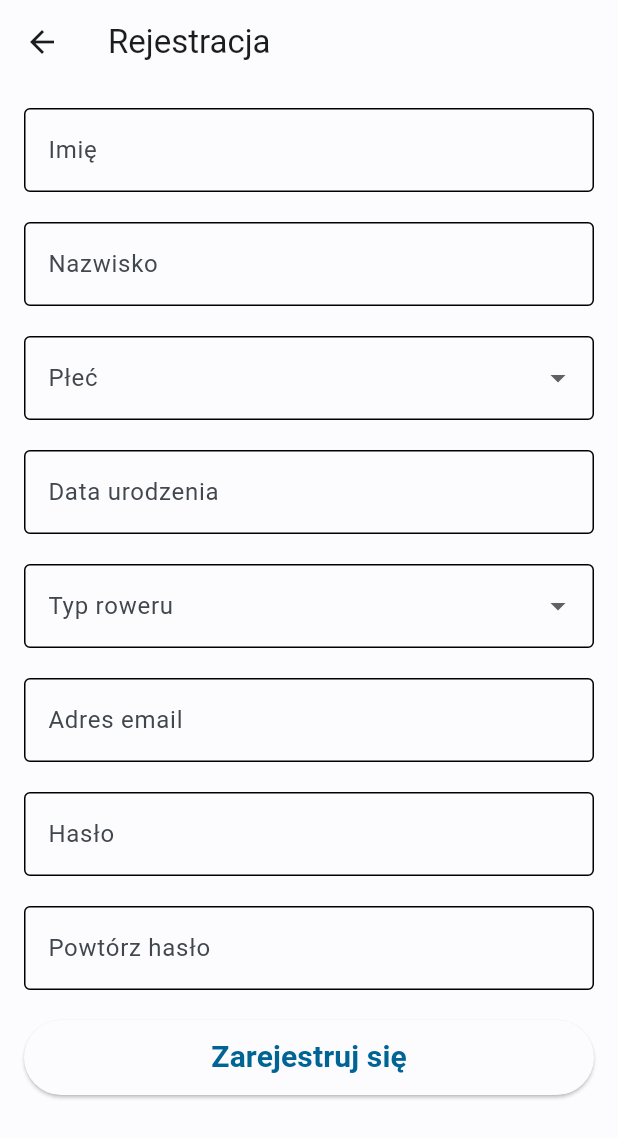
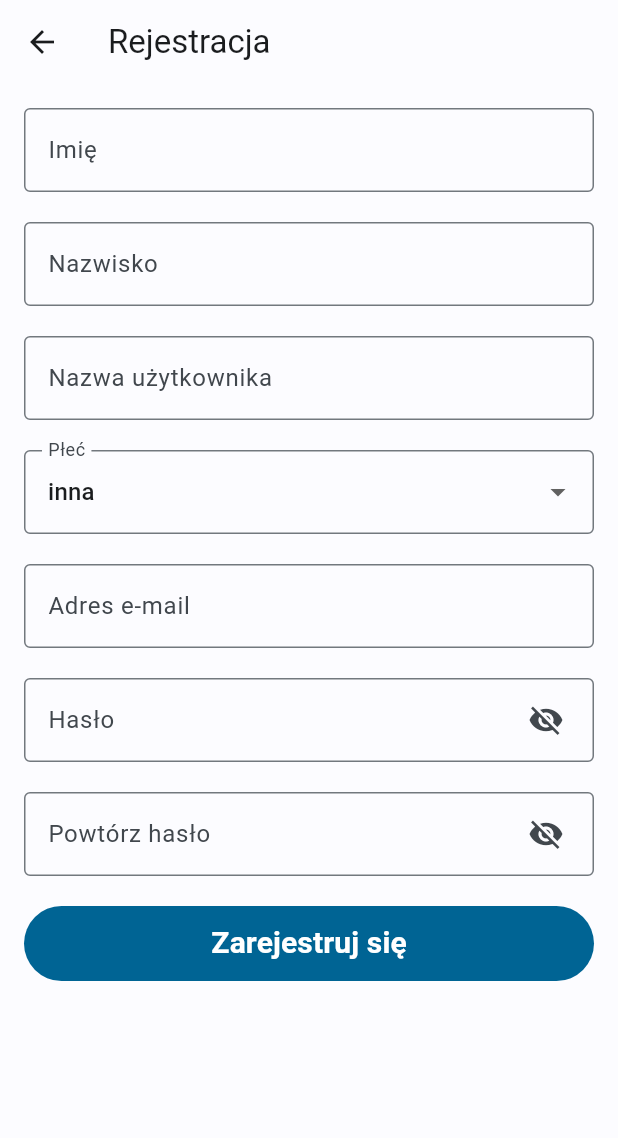
Before and after one commit to SNURTEL/sigmacats-mobile, a Flutter app: the RegistrationPage screen opened by its route, on a phone screen of 412 x 824 dp. Shown: the top 1138 px of the screen. Run offline on Flutter 3.47's test engine with Material 3 defaults, Android fonts, the phone set to English and light mode, and no system bars; our stand-ins replace flutter_map, latlong2, permission_handler; missing offline and left inert: flutter_background_geolocation, flutter_map_cancellable_tile_provider, gpx, move_to_background.

Commit message:
Updated registration page without birth date

```diff
--- a/lib/RegistrationPage.dart
+++ b/lib/RegistrationPage.dart
@@ -1,9 +1,55 @@
 import 'package:flutter/material.dart';
-import 'package:sigmactas_alleycat/HomePage.dart';
-import 'RaceList.dart';
+import 'package:http/http.dart' as http;
+import 'dart:convert';
 
-class RegistrationPage extends StatelessWidget {
-  const RegistrationPage({super.key});
+class RegistrationPage extends StatefulWidget {
+  const RegistrationPage({Key? key}) : super(key: key);
+
+  @override
+  _RegistrationPageState createState() => _RegistrationPageState();
+}
+
+class _RegistrationPageState extends State<RegistrationPage> {
+  final GlobalKey<FormState> _formKey = GlobalKey<FormState>();
+  final TextEditingController _emailController = TextEditingController();
+  final TextEditingController _passwordController = TextEditingController();
+  final TextEditingController _repeatPasswordController = TextEditingController();
+  final TextEditingController _usernameController = TextEditingController();
+  final TextEditingController _nameController = TextEditingController();
+  final TextEditingController _surnameController = TextEditingController();
+  List<Map<String, String?>> genderOptions = [
+    {'display': 'mężczyzna', 'value': 'male'},
+    {'display': 'kobieta', 'value': 'female'},
+    {'display': 'inna', 'value': null},
+  ];
+  String? selectedGenderOption = null;
+  bool _showPassword = false;
+  bool _showRepeatPassword = false;
+
+  Future<void> registerUser(BuildContext context) async {
+    Map data = {
+      "email": _emailController.text,
+      "password": _passwordController.text,
+      "username": _usernameController.text,
+      "name": _nameController.text,
+      "surname": _surnameController.text,
+      "gender": selectedGenderOption,
+      "birth_date": 'todo',
+    };
+    var body = json.encode(data);
+    final response = await http.post(
+      Uri.parse('http://10.0.2.2:80/api/auth/register'),
+      headers: {"Content-Type": "application/json"},
+      body: body,
+    );
+
+    if (response.statusCode == 200) {
+      showNotification(context, 'Udało się zarejestrować!');
+    } else {
+      showNotification(
+          context, 'Błąd podczas rejestracji ${response.statusCode}');
+    }
+  }
 
   @override
   Widget build(BuildContext context) {
@@ -14,134 +60,204 @@ class RegistrationPage extends StatelessWidget {
       body: SingleChildScrollView(
         child: Padding(
           padding: const EdgeInsets.all(16.0),
+          child: Form(
+            key: _formKey,
             child: Column(
               mainAxisAlignment: MainAxisAlignment.center,
               crossAxisAlignment: CrossAxisAlignment.stretch,
               children: [
-              const TextField(
-                decoration: InputDecoration(
+                TextFormField(
+                  validator: (value) {
+                    if (value == null || value.isEmpty) {
+                      return "Imię nie może być puste.";
+                    }
+                    if (value.contains(new RegExp(r'[0-9!-/:-@\[-`\{-~]')) ||
+                        value.contains(" ")) {
+                      return "Niepoprawne imię.";
+                    }
+                    return null;
+                  },
+                  controller: _nameController,
+                  decoration: const InputDecoration(
                     labelText: 'Imię',
-                  filled: true,
-                  enabledBorder: OutlineInputBorder(borderSide: BorderSide()),
-                  focusedBorder: OutlineInputBorder(borderSide: BorderSide()),
-                  floatingLabelBehavior: FloatingLabelBehavior.never,
+                    border: OutlineInputBorder(),
                   ),
                 ),
                 const SizedBox(height: 20.0),
-              const TextField(
-                decoration: InputDecoration(
+                TextFormField(
+                  validator: (value) {
+                    if (value == null || value.isEmpty) {
+                      return "Nazwisko nie może być puste.";
+                    }
+                    if (value.contains(new RegExp(r'[0-9!-/:-@\[-`\{-~]')) ||
+                        value.contains(" ")) {
+                      return "Niepoprawne nazwisko.";
+                    }
+                    return null;
+                  },
+                  controller: _surnameController,
+                  decoration: const InputDecoration(
                     labelText: 'Nazwisko',
-                  filled: true,
-                  enabledBorder: OutlineInputBorder(borderSide: BorderSide()),
-                  focusedBorder: OutlineInputBorder(borderSide: BorderSide()),
-                  floatingLabelBehavior: FloatingLabelBehavior.never,
+                    border: OutlineInputBorder(),
+                  ),
+                ),
+                const SizedBox(height: 20.0),
+                TextFormField(
+                  validator: (value) {
+                    if (value == null || value.isEmpty) {
+                      return "Nazwa użytkownika nie może być pusta.";
+                    }
+                    if (value.contains(new RegExp(r'[!-/:-@\[-\^`\{-~]')) ||
+                        value.contains(" ")) {
+                      return "Niepoprawna nazwa użytkownika.";
+                    }
+                    return null;
+                  },
+                  controller: _usernameController,
+                  decoration: const InputDecoration(
+                    labelText: 'Nazwa użytkownika',
+                    border: OutlineInputBorder(),
                   ),
                 ),
                 const SizedBox(height: 20.0),
                 DropdownButtonFormField<String>(
+                  value: selectedGenderOption,
+                  isExpanded: true,
                   decoration: const InputDecoration(
                     labelText: 'Płeć',
-                  filled: true,
-                  enabledBorder: OutlineInputBorder(borderSide: BorderSide()),
-                  focusedBorder: OutlineInputBorder(borderSide: BorderSide()),
-                  floatingLabelBehavior: FloatingLabelBehavior.never,
+                    border: OutlineInputBorder(),
                   ),
-                items: ['Mężczyzna', 'Kobieta', 'Inna'].map((String value) {
+                  onChanged: (value) {
+                    setState(() {
+                      selectedGenderOption = value!;
+                    });
+                  },
+                  items: genderOptions.map<DropdownMenuItem<String>>(
+                        (Map<String, String?> genderOption) {
                       return DropdownMenuItem<String>(
-                    value: value,
-                    child: Text(value),
+                        value: genderOption['value'],
+                        child: Text('${genderOption['display']}'),
                       );
-                }).toList(),
-                onChanged: (String? value) {
-                  // Handle the selected value
                     },
+                  ).toList(),
                 ),
                 const SizedBox(height: 20.0),
-              TextField(
+                TextFormField(
+                  validator: (value) {
+                    if (value == null || value.isEmpty) {
+                      return "Adres email nie może być pusty.";
+                    }
+                    if (!RegExp(
+                            r'^(([^<>()[\]\\.,;:\s@\"]+(\.[^<>()[\]\\.,;:\s@\"]+)*)|(\".+\"))@((\[[0-9]{1,3}\.[0-9]{1,3}\.[0-9]{1,3}\.[0-9]{1,3}\])|(([a-zA-Z\-0-9]+\.)+[a-zA-Z]{2,}))$')
+                        .hasMatch(value)) {
+                      return "Niepoprawny adres email.";
+                    }
+                    return null;
+                  },
+                  controller: _emailController,
                   decoration: const InputDecoration(
-                  labelText: 'Data urodzenia',
-                  filled: true,
-                  enabledBorder: OutlineInputBorder(borderSide: BorderSide()),
-                  focusedBorder: OutlineInputBorder(borderSide: BorderSide()),
-                  floatingLabelBehavior: FloatingLabelBehavior.never,
-                ),
-                onTap: () {
-                  // Show date picker here
-                },
-              ),
-              const SizedBox(height: 20.0),
-              DropdownButtonFormField<String>(
-                decoration: const InputDecoration(
-                  labelText: 'Typ roweru',
-                  filled: true,
-                  enabledBorder: OutlineInputBorder(borderSide: BorderSide()),
-                  focusedBorder: OutlineInputBorder(borderSide: BorderSide()),
-                  floatingLabelBehavior: FloatingLabelBehavior.never,
-                ),
-                items: ['Szosa', 'Ostre koło', 'Inny'].map((String value) {
-                  return DropdownMenuItem<String>(
-                    value: value,
-                    child: Text(value),
-                  );
-                }).toList(),
-                onChanged: (String? value) {
-                  // Handle the selected value
-                },
-              ),
-              const SizedBox(height: 20.0),
-              const TextField(
-                decoration: InputDecoration(
-                  labelText: 'Adres email',
-                  filled: true,
-                  enabledBorder: OutlineInputBorder(borderSide: BorderSide()),
-                  focusedBorder: OutlineInputBorder(borderSide: BorderSide()),
-                  floatingLabelBehavior: FloatingLabelBehavior.never,
+                    labelText: 'Adres e-mail',
+                    border: OutlineInputBorder(),
                   ),
                 ),
                 const SizedBox(height: 20.0),
-              const TextField(
-                obscureText: true,
+                TextFormField(
+                  obscureText: !_showPassword,
+                  validator: (value) {
+                    if (value == null || value.isEmpty) {
+                      return "Hasło nie może być puste.";
+                    }
+                    if (value.length < 8) {
+                      return "Hasło musi zawierać co najmniej 8 znaków.";
+                    }
+                    if (value != _repeatPasswordController.text) {
+                      return "Hasła muszą być takie same.";
+                    }
+                    return null;
+                  },
+                  controller: _passwordController,
                   decoration: InputDecoration(
                     labelText: 'Hasło',
-                  filled: true,
-                  enabledBorder: OutlineInputBorder(borderSide: BorderSide()),
-                  focusedBorder: OutlineInputBorder(borderSide: BorderSide()),
-                  floatingLabelBehavior: FloatingLabelBehavior.never,
+                    border: const OutlineInputBorder(),
+                    suffixIcon: Padding(
+                      padding: const EdgeInsets.symmetric(horizontal: 8.0),
+                      child: IconButton(
+                        icon: Icon(_showPassword
+                            ? Icons.visibility
+                            : Icons.visibility_off),
+                        onPressed: () {
+                          setState(() {
+                            _showPassword = !_showPassword;
+                          });
+                        },
+                      ),
+                    ),
                   ),
                 ),
                 const SizedBox(height: 20.0),
-              const TextField(
-                obscureText: true,
+                TextFormField(
+                  obscureText: !_showRepeatPassword,
+                  validator: (value) {
+                    if (value == null || value.isEmpty) {
+                      return "Hasło nie może być puste.";
+                    }
+                    if (value.length < 8) {
+                      return "Hasło musi zawierać co najmniej 8 znaków.";
+                    }
+                    if (value != _passwordController.text) {
+                      return "Hasła muszą być takie same.";
+                    }
+                    return null;
+                  },
+                  controller: _repeatPasswordController,
                   decoration: InputDecoration(
                     labelText: 'Powtórz hasło',
-                  filled: true,
-                  enabledBorder: OutlineInputBorder(borderSide: BorderSide()),
-                  focusedBorder: OutlineInputBorder(borderSide: BorderSide()),
-                  floatingLabelBehavior: FloatingLabelBehavior.never,
+                    border: const OutlineInputBorder(),
+                    suffixIcon: Padding(
+                      padding: const EdgeInsets.symmetric(horizontal: 8.0),
+                      child: IconButton(
+                        icon: Icon(_showRepeatPassword
+                            ? Icons.visibility
+                            : Icons.visibility_off),
+                        onPressed: () {
+                          setState(() {
+                            _showRepeatPassword = !_showRepeatPassword;
+                          });
+                        },
+                      ),
+                    ),
                   ),
                 ),
                 const SizedBox(height: 20.0),
-              ElevatedButton(
+                FilledButton(
                   onPressed: () {
-                  Navigator.push(
-                    context,
-                    MaterialPageRoute(
-                      builder: (context) => const HomePage(),
-                    ),
-                  );
+                    if (_formKey.currentState!.validate()) {
+                      registerUser(context);
+                    }
                   },
                   style: ElevatedButton.styleFrom(
                     fixedSize: const Size(double.infinity, 50.0),
                   ),
                   child: const Text(
                     'Zarejestruj się',
-                  style: TextStyle(fontSize: 20.0, fontWeight: FontWeight.bold),
+                    style:
+                        TextStyle(fontSize: 20.0, fontWeight: FontWeight.bold),
                   ),
                 ),
               ],
             ),
           ),
         ),
+      ),
     );
   }
+
+  void showNotification(BuildContext context, String message) {
+    final snackBar = SnackBar(
+      content: Text(message),
+      duration: const Duration(seconds: 3),
+    );
+
+    ScaffoldMessenger.of(context).showSnackBar(snackBar);
   }
+}
```
Lines whose indentation alone changed are shown as unchanged.
